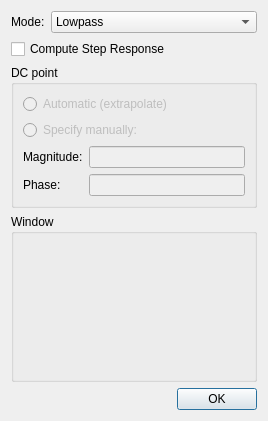
This is Software/PC_Application/LibreVNA-GUI/Traces/Math/tdrdialog.ui in jankae/LibreVNA as Qt 5 draws it before an edit. The edited form follows.
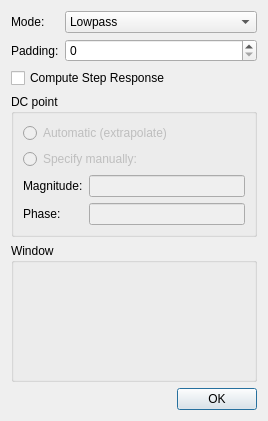
This is the edited form. Custom widgets are drawn as their Qt base class.

```diff
--- a/Software/PC_Application/LibreVNA-GUI/Traces/Math/tdrdialog.ui
+++ b/Software/PC_Application/LibreVNA-GUI/Traces/Math/tdrdialog.ui
@@ -43,6 +43,23 @@
        </item>
       </widget>
      </item>
+     <item row="1" column="0">
+      <widget class="QLabel" name="label_4">
+       <property name="text">
+        <string>Padding:</string>
+       </property>
+      </widget>
+     </item>
+     <item row="1" column="1">
+      <widget class="QSpinBox" name="padding">
+       <property name="maximum">
+        <number>100000</number>
+       </property>
+       <property name="singleStep">
+        <number>100</number>
+       </property>
+      </widget>
+     </item>
     </layout>
    </item>
    <item>
```
Left out of the diff: 4 changed lines with no effect on the pictures.
